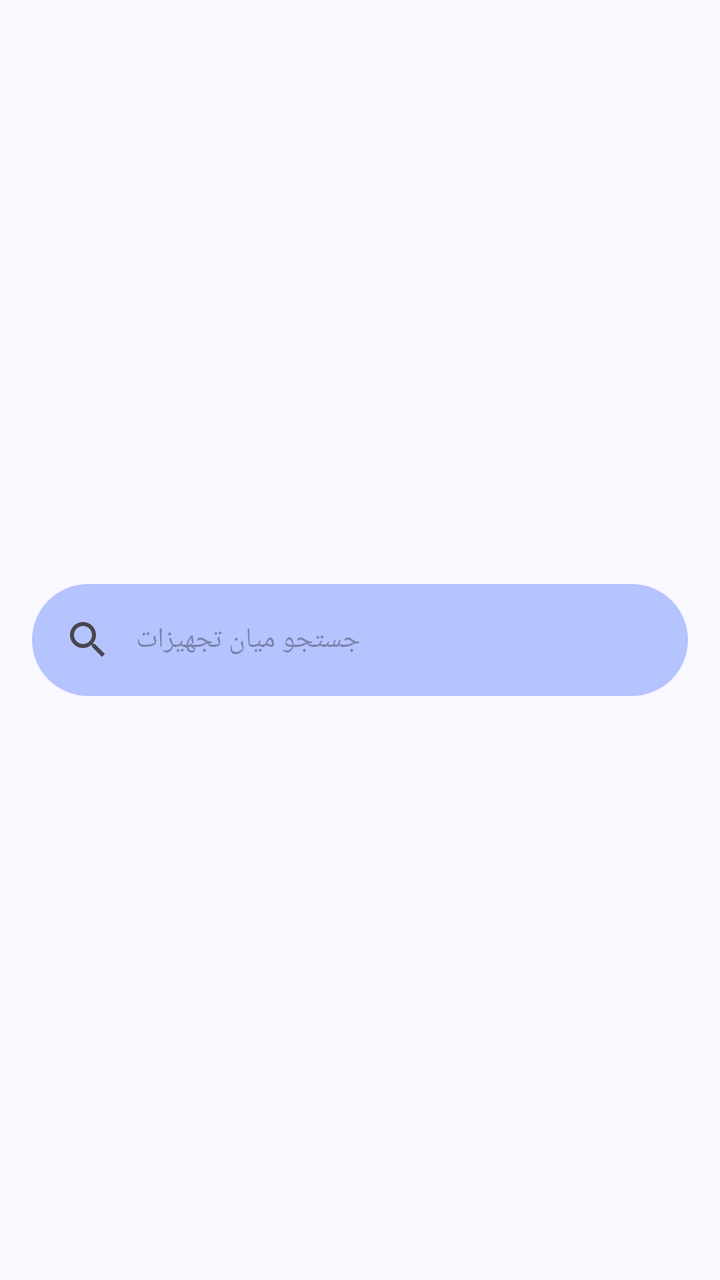
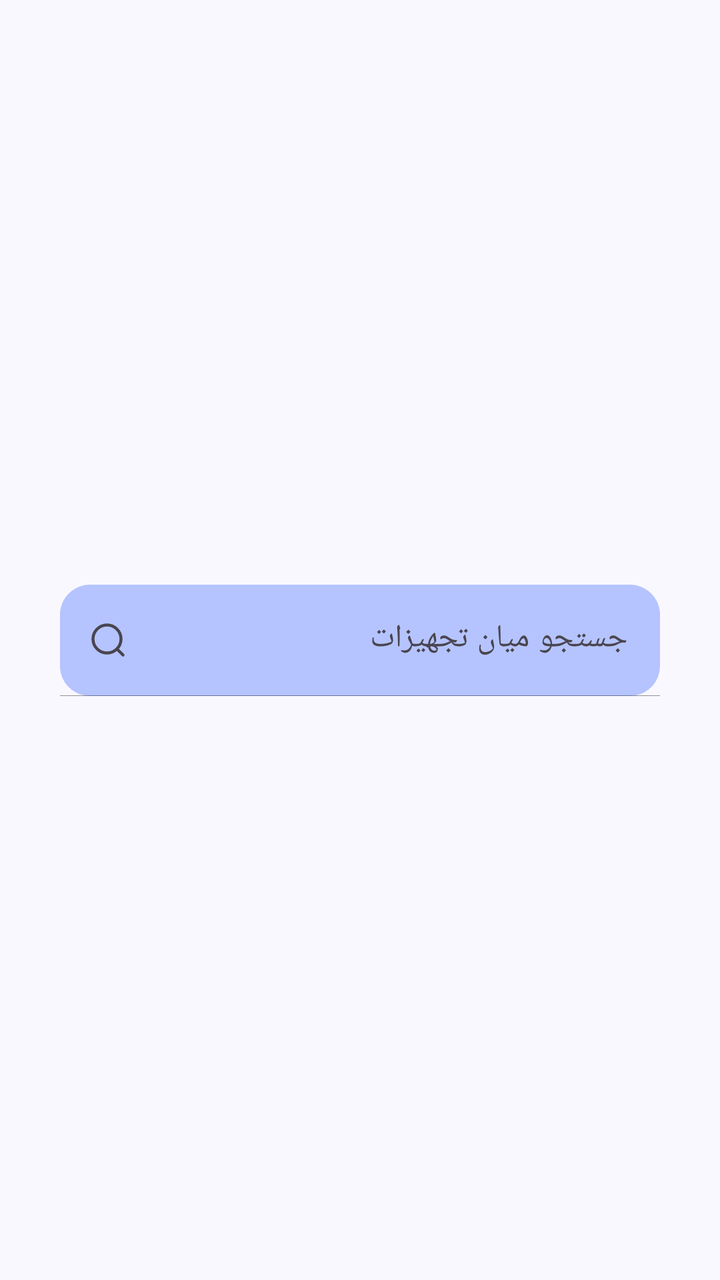

An Android layout rendered at two revisions. The XML below is the earlier revision; the diff shows what the commit changed to produce the second picture.
<!-- AndroidManifest.xml: application theme Theme.Iotequipment -->
<!-- res/layout/fragment_home.xml -->
<?xml version="1.0" encoding="utf-8"?>
<androidx.constraintlayout.widget.ConstraintLayout xmlns:tools="http://schemas.android.com/tools"
    android:layout_width="match_parent"
    android:layout_height="match_parent"
    xmlns:app="http://schemas.android.com/apk/res-auto"
    xmlns:android="http://schemas.android.com/apk/res/android">

    <com.google.android.material.search.SearchBar
        android:id="@+id/searchBox"
        android:layout_width="match_parent"
        android:layout_height="wrap_content"
        android:hint="@string/searchbar_hint"
        app:layout_constraintBottom_toBottomOf="parent"
        app:layout_constraintEnd_toEndOf="parent"
        android:backgroundTint="@color/md_theme_inversePrimary"
        app:layout_constraintStart_toStartOf="parent"
        android:textAppearance="@color/md_theme_background"
        app:layout_constraintTop_toTopOf="parent" />

</androidx.constraintlayout.widget.ConstraintLayout>
<!-- resources referenced by this layout -->
<resources>
  <color name="md_theme_background">#FAF8FF</color>
  <color name="md_theme_inversePrimary">#B5C4FF</color>
  <string name="searchbar_hint">جستجو میان تجهیزات</string>
  <style name="Theme.Iotequipment" parent="Base.Theme.Iotequipment" />
  <style name="Base.Theme.Iotequipment" parent="Theme.Material3.DayNight.NoActionBar">
          <item name="fontFamily">@font/iran_yekan_regular</item>
          
          
          <item name="colorPrimary">@color/md_theme_primary</item>
          <item name="android:colorBackground">@color/md_theme_background</item>
      </style>
  <color name="md_theme_primary">#0055EF</color>
</resources>

<!-- the commit's change to res/layout/fragment_home.xml (unified diff, before → after) -->
@@ -1,20 +1,58 @@
 <?xml version="1.0" encoding="utf-8"?>
-<androidx.constraintlayout.widget.ConstraintLayout xmlns:tools="http://schemas.android.com/tools"
+<androidx.constraintlayout.widget.ConstraintLayout
+    xmlns:tools="http://schemas.android.com/tools"
     android:layout_width="match_parent"
     android:layout_height="match_parent"
     xmlns:app="http://schemas.android.com/apk/res-auto"
     xmlns:android="http://schemas.android.com/apk/res/android">
 
-    <com.google.android.material.search.SearchBar
+    <LinearLayout
+        android:layout_width="match_parent"
+        android:layout_height="wrap_content"
+        app:layout_constraintBottom_toBottomOf="parent"
+        app:layout_constraintTop_toTopOf="parent">
+
+        <include
+            layout="@layout/search_bar"
+            app:layout_constraintBottom_toBottomOf="parent"
+            app:layout_constraintEnd_toEndOf="parent"
+            app:layout_constraintStart_toStartOf="parent"
+            app:layout_constraintTop_toTopOf="parent" />
+    </LinearLayout>
+
+
+</androidx.constraintlayout.widget.ConstraintLayout>
+<!-- res/layout/search_bar.xml (included above) -->
+<?xml version="1.0" encoding="utf-8"?>
+<merge xmlns:android="http://schemas.android.com/apk/res/android"
+    xmlns:app="http://schemas.android.com/apk/res-auto">
+
+    <com.google.android.material.textfield.TextInputLayout
         android:id="@+id/searchBox"
         android:layout_width="match_parent"
         android:layout_height="wrap_content"
+        android:padding="15dp"
+        android:layout_margin="15dp"
+        app:endIconMode="clear_text"
+        app:counterMaxLength="20"
+        app:boxStrokeWidth = "0.3dp"
+        app:boxStrokeColor="@color/md_theme_background"
+        app:boxStrokeWidthFocused = "1.5dp"
+        app:boxBackgroundMode="filled"
+        app:startIconDrawable="@drawable/ic_search"
+        app:boxBackgroundColor="@color/md_theme_inversePrimary_mediumContrast"
         android:hint="@string/searchbar_hint"
-        app:layout_constraintBottom_toBottomOf="parent"
-        app:layout_constraintEnd_toEndOf="parent"
-        android:backgroundTint="@color/md_theme_inversePrimary"
-        app:layout_constraintStart_toStartOf="parent"
+        app:boxCornerRadiusTopStart="15dp"
+        app:boxCornerRadiusTopEnd="15dp"
+        app:boxCornerRadiusBottomStart="15dp"
+        app:boxCornerRadiusBottomEnd="15dp"
         android:textAppearance="@color/md_theme_background"
-        app:layout_constraintTop_toTopOf="parent" />
+        app:placeholderTextAppearance="@color/md_theme_background"
+        >
+        <com.google.android.material.textfield.TextInputEditText
+            android:id="@+id/search_bar"
+            android:layout_width="match_parent"
+            android:layout_height="wrap_content" />
+    </com.google.android.material.textfield.TextInputLayout>
 
-</androidx.constraintlayout.widget.ConstraintLayout>
+</merge>
<!-- resource entries referenced after the edit -->
@@ -1,7 +1,28 @@
 <!-- resources referenced by this layout -->
 <resources>
   <color name="md_theme_background">#FAF8FF</color>
-  <color name="md_theme_inversePrimary">#B5C4FF</color>
+  <color name="md_theme_inversePrimary_mediumContrast">#B5C4FF</color>
+  <!-- drawable ic_search (drawable) -->
+  <vector xmlns:android="http://schemas.android.com/apk/res/android"
+      android:width="24dp"
+      android:height="24dp"
+      android:viewportWidth="24"
+      android:viewportHeight="24">
+    <path
+        android:pathData="M11.5,18.5C15.366,18.5 18.5,15.366 18.5,11.5C18.5,7.634 15.366,4.5 11.5,4.5C7.634,4.5 4.5,7.634 4.5,11.5C4.5,15.366 7.634,18.5 11.5,18.5Z"
+        android:strokeLineJoin="round"
+        android:strokeWidth="1.5"
+        android:fillColor="#00000000"
+        android:strokeColor="#000D26"
+        android:strokeLineCap="round"/>
+    <path
+        android:pathData="M16.5,16.5L19.5,19.5"
+        android:strokeLineJoin="round"
+        android:strokeWidth="1.5"
+        android:fillColor="#00000000"
+        android:strokeColor="#000D26"
+        android:strokeLineCap="round"/>
+  </vector>
   <string name="searchbar_hint">جستجو میان تجهیزات</string>
   <style name="Theme.Iotequipment" parent="Base.Theme.Iotequipment" />
   <style name="Base.Theme.Iotequipment" parent="Theme.Material3.DayNight.NoActionBar">
@@ -10,6 +31,7 @@
           
           <item name="colorPrimary">@color/md_theme_primary</item>
           <item name="android:colorBackground">@color/md_theme_background</item>
+  
       </style>
   <color name="md_theme_primary">#0055EF</color>
 </resources>
